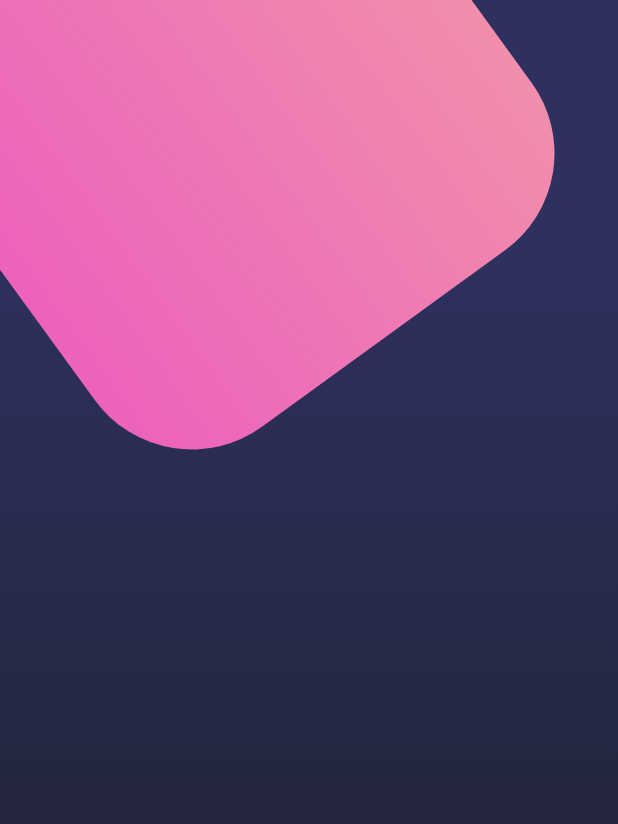
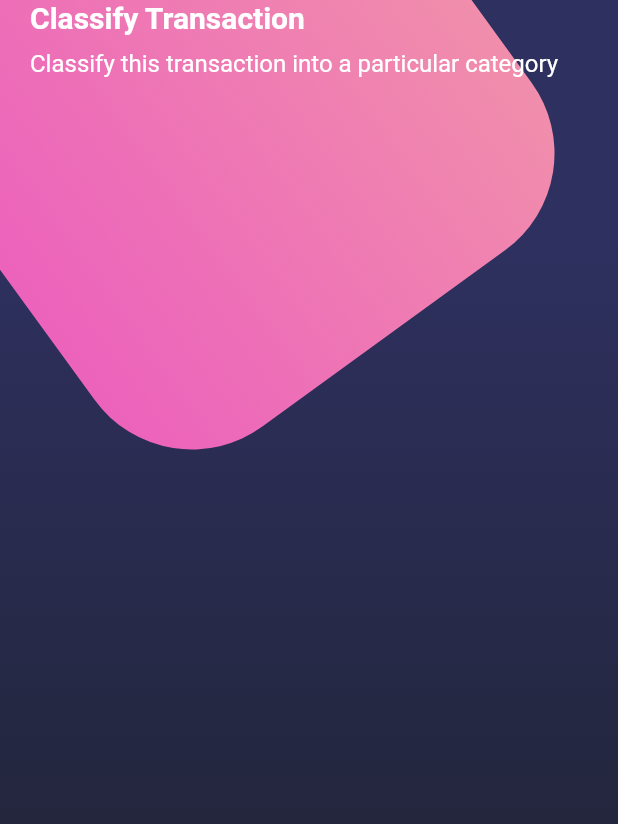
Before and after one commit to Ricardohm7/flutter_designs, a Flutter app: the screen it shows after launch, on a phone screen of 412 x 824 dp. Shown: the top 824 px of the screen. Run offline on Flutter 3.47's test engine with Material 2 defaults, Android fonts, the phone set to English and light mode, and no system bars.

Commit message:
Diseño compuesto -Status bar y titulos completado

```diff
--- a/lib/main.dart
+++ b/lib/main.dart
@@ -2,12 +2,14 @@ import 'package:designs/screens/basic_design.dart';
 import 'package:designs/screens/home_screen.dart';
 import 'package:designs/screens/scroll_design.dart';
 import 'package:flutter/material.dart';
+import 'package:flutter/services.dart';
 
 void main() => runApp(MyApp());
 
 class MyApp extends StatelessWidget {
   @override
   Widget build(BuildContext context) {
+    SystemChrome.setSystemUIOverlayStyle(SystemUiOverlayStyle.light);
     return MaterialApp(
       debugShowCheckedModeBanner: false,
       title: 'Material App',
--- a/lib/widgets/background.dart
+++ b/lib/widgets/background.dart
@@ -1,5 +1,6 @@
 import 'dart:math';
 
+import 'package:designs/widgets/page_title.dart';
 import 'package:flutter/material.dart';
 
 class Background extends StatelessWidget {
@@ -27,6 +28,7 @@ class Background extends StatelessWidget {
         ),
         //Pink box
         Positioned(top: -100, left: -30, child: _PinkBox()),
+        _HomeBody()
       ],
     );
   }
@@ -53,3 +55,17 @@ class _PinkBox extends StatelessWidget {
     );
   }
 }
+
+class _HomeBody extends StatelessWidget {
+  const _HomeBody({Key? key}) : super(key: key);
+
+  @override
+  Widget build(BuildContext context) {
+    return SingleChildScrollView(
+      child: Column(children: [
+        //Titulos
+        PageTile(),
+      ]),
+    );
+  }
+}
--- /dev/null
+++ b/lib/widgets/page_title.dart
@@ -0,0 +1,29 @@
+import 'package:flutter/material.dart';
+
+class PageTile extends StatelessWidget {
+  const PageTile({Key? key}) : super(key: key);
+
+  @override
+  Widget build(BuildContext context) {
+    return SafeArea(
+      bottom: false,
+      child: Container(
+        margin: EdgeInsets.symmetric(horizontal: 20),
+        child: Column(crossAxisAlignment: CrossAxisAlignment.start, children: [
+          Text(
+            'Classify Transaction',
+            style: TextStyle(
+                fontSize: 20, fontWeight: FontWeight.bold, color: Colors.white),
+          ),
+          SizedBox(
+            height: 10,
+          ),
+          Text(
+            'Classify this transaction into a particular category',
+            style: TextStyle(fontSize: 16, color: Colors.white),
+          )
+        ]),
+      ),
+    );
+  }
+}
```
